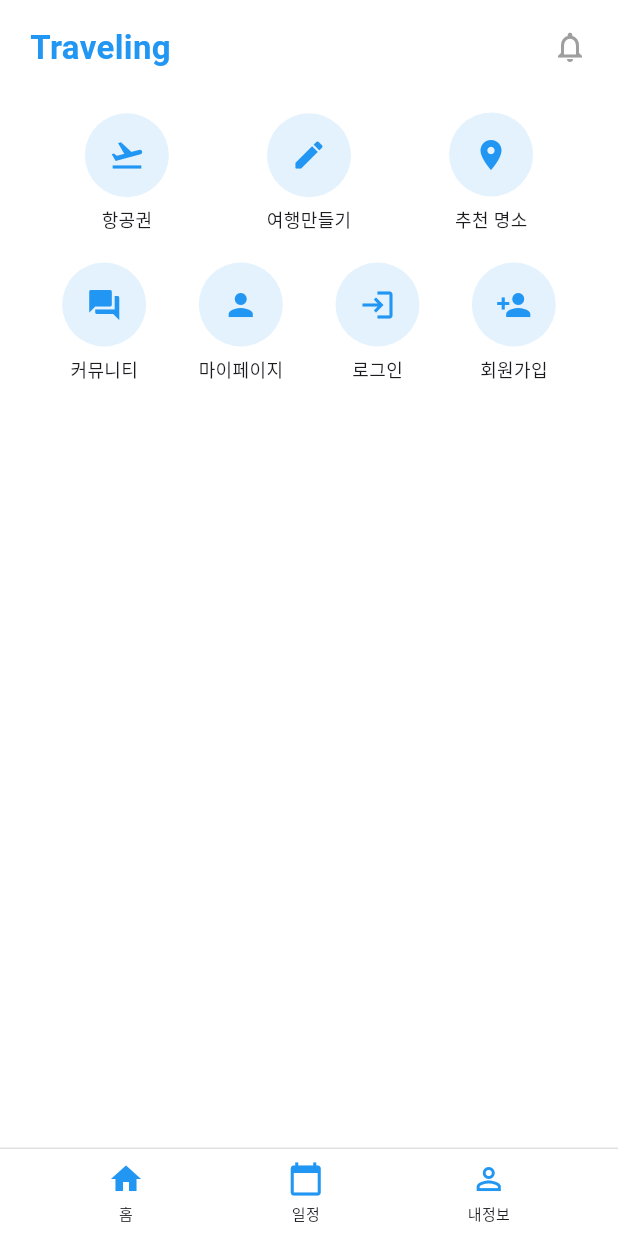
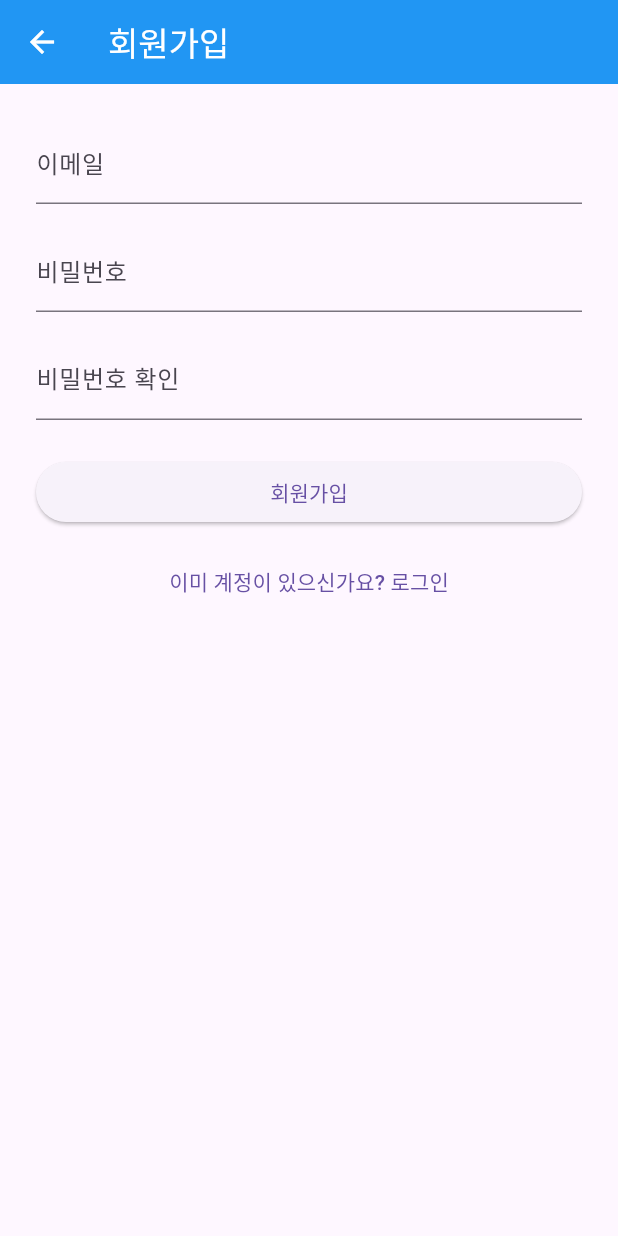
Before and after one commit to Rabbokki/mobile-app-function-impl, a Flutter app: the screen it shows after launch, after a tap on "회원가입", on a phone screen of 412 x 824 dp. Run offline on Flutter 3.47's test engine with Material 3 defaults, Android fonts, the phone set to English and light mode, and no system bars.

Commit message:
로그인, 회원가입 틀 끝

```diff
--- a/lib/routes.dart
+++ b/lib/routes.dart
@@ -1,11 +1,12 @@
 import 'package:flutter/material.dart';
-
-// 화면 import
 import 'screens/home_screen.dart';
 import 'screens/flight_search/search_screen.dart';
 import 'screens/travel_planner/make_trip_screen.dart';
 import 'screens/recommended_places/recommended_places_screen.dart';
 import 'screens/community/community_home.dart';
+import 'screens/mypage/mypage_screen.dart';
+import 'screens/auth/login_screen.dart';
+import 'screens/auth/signup_screen.dart';
 
 final Map<String, WidgetBuilder> appRoutes = {
   '/': (context) => const HomeScreen(),
@@ -13,4 +14,7 @@ final Map<String, WidgetBuilder> appRoutes = {
   '/make_trip': (context) => const MakeTripScreen(),
   '/recommended': (context) => const RecommendedPlacesScreen(),
   '/community': (context) => const CommunityHomeScreen(),
+  '/mypage': (context) => const MyPageScreen(),
+  '/login': (context) => const LoginScreen(),
+  '/signup': (context) => const SignupScreen(),
 };
--- a/lib/screens/auth/signup_screen.dart
+++ b/lib/screens/auth/signup_screen.dart
@@ -0,0 +1,59 @@
+import 'package:flutter/material.dart';
+
+class SignupScreen extends StatelessWidget {
+  const SignupScreen({super.key});
+
+  @override
+  Widget build(BuildContext context) {
+    final emailController = TextEditingController();
+    final passwordController = TextEditingController();
+    final confirmPasswordController = TextEditingController();
+
+    return Scaffold(
+      appBar: AppBar(
+        title: const Text('회원가입'),
+        backgroundColor: Colors.blue,
+        foregroundColor: Colors.white,
+      ),
+      body: Padding(
+        padding: const EdgeInsets.all(24),
+        child: Column(
+          crossAxisAlignment: CrossAxisAlignment.stretch,
+          children: [
+            TextField(
+              controller: emailController,
+              decoration: const InputDecoration(labelText: '이메일'),
+              keyboardType: TextInputType.emailAddress,
+            ),
+            const SizedBox(height: 16),
+            TextField(
+              controller: passwordController,
+              decoration: const InputDecoration(labelText: '비밀번호'),
+              obscureText: true,
+            ),
+            const SizedBox(height: 16),
+            TextField(
+              controller: confirmPasswordController,
+              decoration: const InputDecoration(labelText: '비밀번호 확인'),
+              obscureText: true,
+            ),
+            const SizedBox(height: 24),
+            ElevatedButton(
+              onPressed: () {
+                // 회원가입 기능 연결 예정
+              },
+              child: const Text('회원가입'),
+            ),
+            const SizedBox(height: 12),
+            TextButton(
+              onPressed: () {
+                Navigator.pushNamed(context, '/login');
+              },
+              child: const Text('이미 계정이 있으신가요? 로그인'),
+            ),
+          ],
+        ),
+      ),
+    );
+  }
+}
```
Also changed, not shown: lib/screens/auth/login_screen.dart (+52 -0 lines), lib/screens/mypage/mypage_screen.dart (+52 -0 lines).
